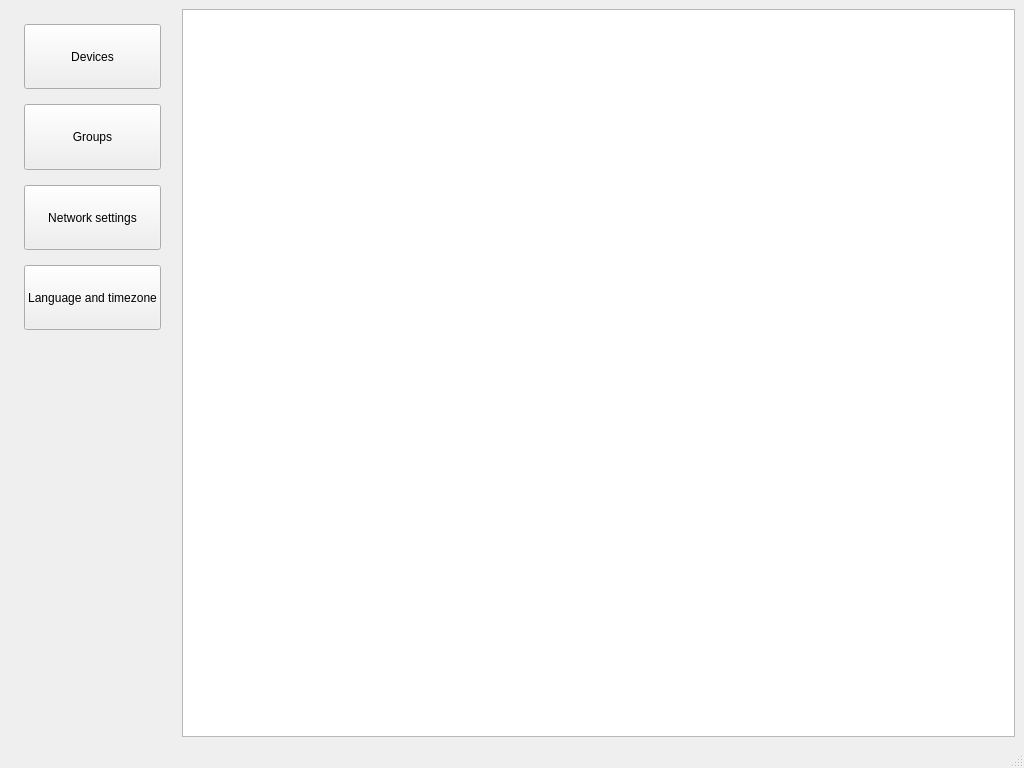
Above: modbus-app/ui/MainWindow.ui from matus-u/sz-modbus before the change. Below: the same form after it.
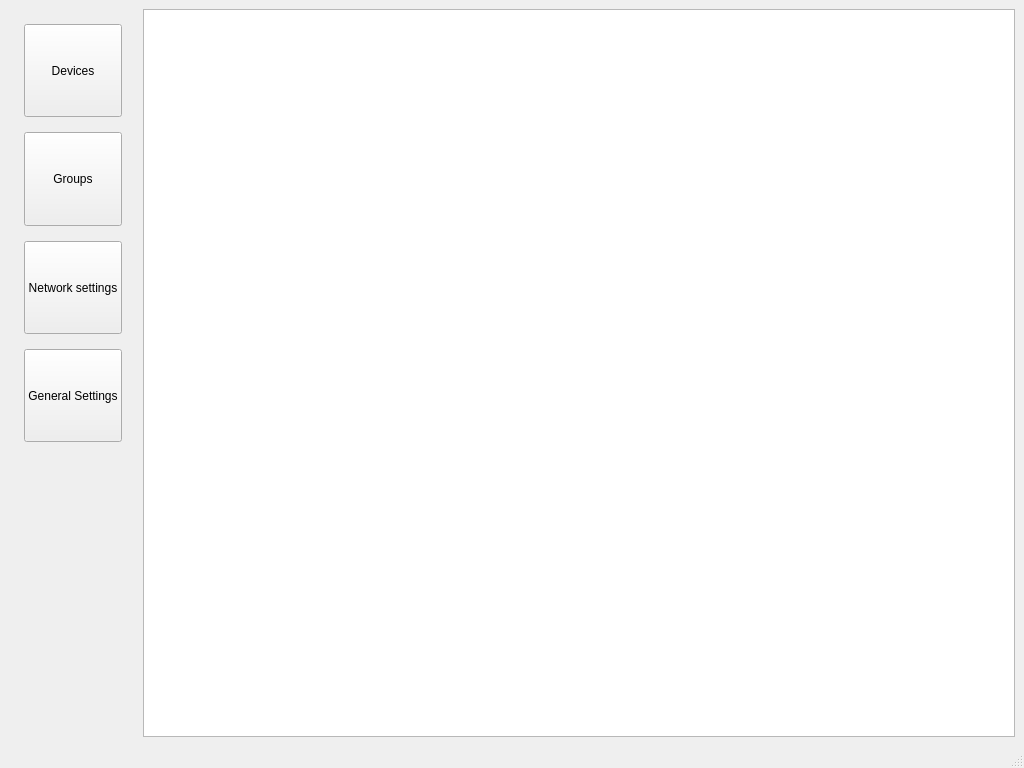
That is the form after the change.

Commit message: implement settings, get rid of qml

The edit to the form file:
```diff
--- a/modbus-app/ui/MainWindow.ui
+++ b/modbus-app/ui/MainWindow.ui
@@ -46,7 +46,7 @@
         <number>15</number>
        </property>
        <item>
-        <layout class="QVBoxLayout" name="verticalLayout" stretch="1,1,1,1,6">
+        <layout class="QVBoxLayout" name="verticalLayout" stretch="1,1,1,1,3">
          <property name="spacing">
           <number>15</number>
          </property>
@@ -98,7 +98,7 @@
             </sizepolicy>
            </property>
            <property name="text">
-            <string>Language and timezone</string>
+            <string>General Settings</string>
            </property>
           </widget>
          </item>
```
The commit also changes 16 other files.
